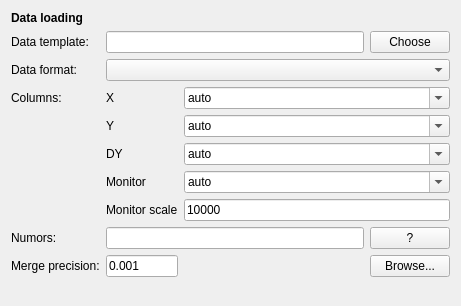
Qt form ufit/gui/dataloader.ui (McStasMcXtrace/ufit) before a commit.
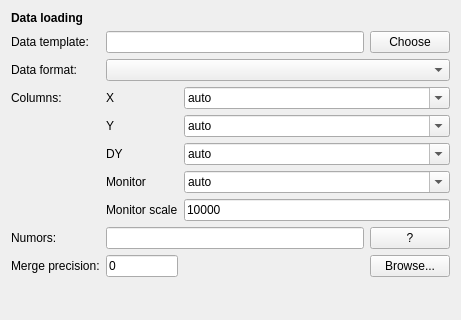
The same form after that commit. Icons and pictures are not drawn.

Commit message: dataloader: set default merge precision to 0 (no merge)

Diff of the .ui file:
```diff
--- a/ufit/gui/dataloader.ui
+++ b/ufit/gui/dataloader.ui
@@ -7,7 +7,7 @@
     <x>0</x>
     <y>0</y>
     <width>461</width>
-    <height>306</height>
+    <height>320</height>
    </rect>
   </property>
   <property name="windowTitle">
@@ -267,7 +267,7 @@
         </sizepolicy>
        </property>
        <property name="text">
-        <string>0.001</string>
+        <string>0</string>
        </property>
       </widget>
      </item>
```
